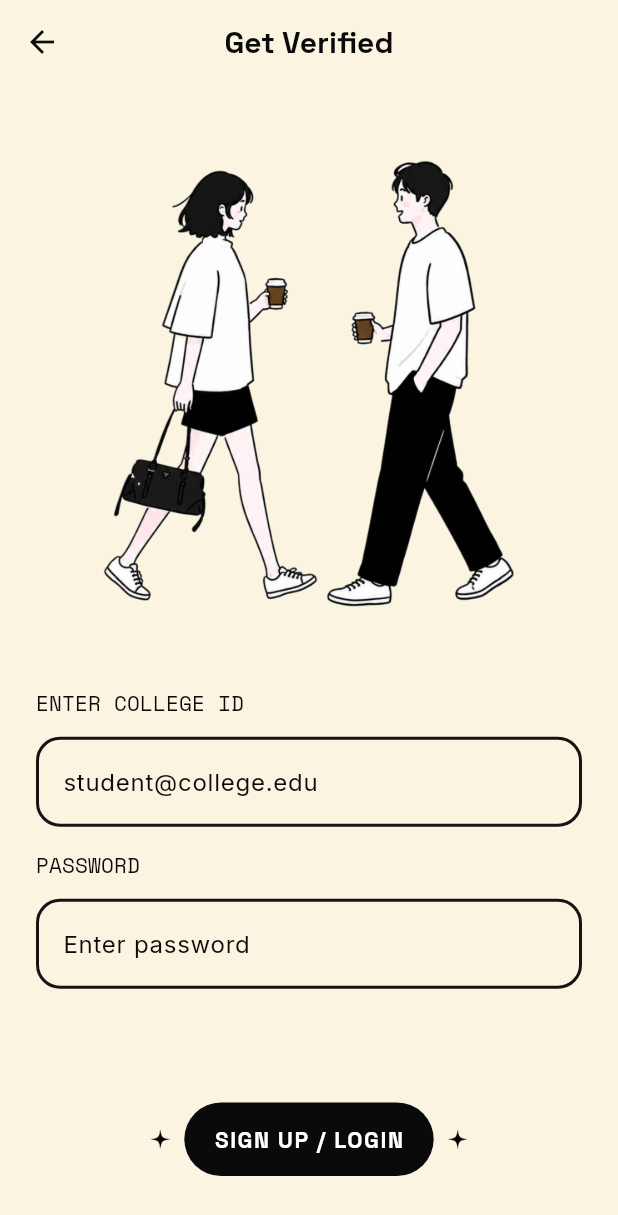
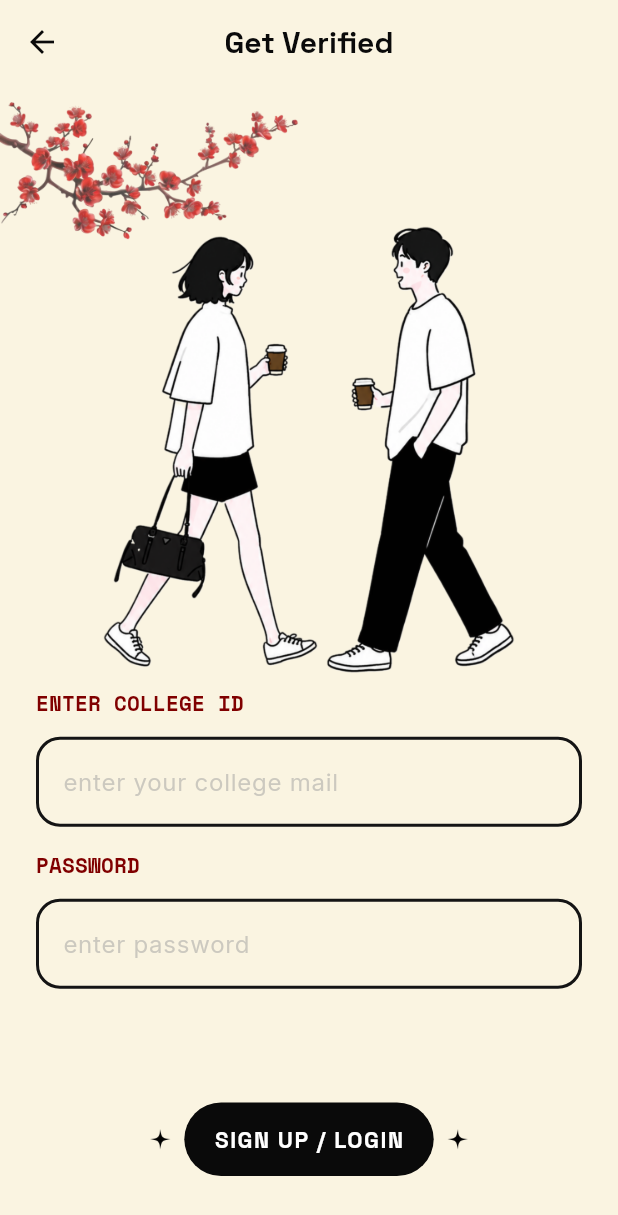
Before and after one commit to aninda8680/FRNDapp, a Flutter app: the screen it shows after launch, after a tap on "BEGIN YOUR STORY", on a phone screen of 412 x 824 dp. Shown: the top 1215 px of the screen. Run offline on Flutter 3.47's test engine with Material 3 defaults, Android fonts, the phone set to English and light mode, and no system bars; our stand-ins replace cached_network_image, connectivity_plus, firebase_core, flutter_animate, flutter_cache_manager, flutter_image_compress and 12 more; missing offline and left inert: encrypt, flutter_displaymode, google_mlkit_selfie_segmentation, razorpay_flutter; accounts and stored records are empty; network calls fail.

Commit message:
feat: implement authentication flow including login, OTP verification, and profile setup screens

```diff
--- a/lib/config/dev_config.dart
+++ b/lib/config/dev_config.dart
@@ -3,6 +3,9 @@ class DevConfig {
   /// When true, auth (login/signup/OTP) will be skipped and automatically redirect to the next screen.
   static const bool bypassAuth = false;
 
+  /// Bypass profile creation validation to allow skipping steps without filling them out.
+  static const bool bypassProfileValidation = false;
+
   /// Set this to a route string (e.g. '/edit_profile') to skip directly to that screen on app start.
   /// Set to null to use standard routing.
   static const String? initialRouteOverride = null;
--- a/lib/screens/auth/login_screen.dart
+++ b/lib/screens/auth/login_screen.dart
@@ -102,13 +102,30 @@ class _LoginScreenState extends State<LoginScreen> {
     final bool isKeyboardVisible = MediaQuery.of(context).viewInsets.bottom > 0;
 
     return Scaffold(
-      appBar: AppBar(title: const Text('Get Verified')),
-      body: SafeArea(
-        child: Stack(
-          children: [
+      extendBodyBehindAppBar: true,
+      appBar: AppBar(
+        title: const Text('Get Verified'),
+        backgroundColor: Colors.transparent,
+        elevation: 0,
+      ),
+      body: Stack(
+        children: [
+            // Top branch illustration
+            Positioned(
+              top: 60,
+              left: 0,
+              child: Opacity(
+                opacity: 0.8,
+                child: Image.asset(
+                  'assets/images/redTreebranch.png',
+                  width: 200,
+                  fit: BoxFit.contain,
+                ),
+              ),
+            ),
             // Background illustration — blurs when keyboard is up
             Positioned(
-              top: 50,
+              top: 150,
               left: 0,
               right: 0,
               child: TweenAnimationBuilder<double>(
@@ -132,8 +149,9 @@ class _LoginScreenState extends State<LoginScreen> {
             ),
 
             // Form content
-            CustomScrollView(
-              slivers: [
+            SafeArea(
+              child: CustomScrollView(
+                slivers: [
                 SliverFillRemaining(
                   hasScrollBody: false,
                   child: Padding(
@@ -147,7 +165,10 @@ class _LoginScreenState extends State<LoginScreen> {
                         // Email field
                         Text(
                           'ENTER COLLEGE ID',
-                          style: Theme.of(context).textTheme.labelLarge,
+                          style: Theme.of(context).textTheme.labelLarge?.copyWith(
+                                color: const Color(0xFF800000),
+                                fontWeight: FontWeight.bold,
+                              ),
                         ),
                         const SizedBox(height: 12),
                         SketchyContainer(
@@ -155,9 +176,12 @@ class _LoginScreenState extends State<LoginScreen> {
                           child: TextField(
                             controller: _emailController,
                             keyboardType: TextInputType.emailAddress,
-                            decoration: const InputDecoration(
+                            decoration: InputDecoration(
                               border: InputBorder.none,
-                              hintText: 'student@college.edu',
+                              hintText: 'enter your college mail',
+                              hintStyle: Theme.of(context).textTheme.bodyLarge?.copyWith(
+                                    color: Colors.grey.withOpacity(0.5),
+                                  ),
                             ),
                             style: Theme.of(context).textTheme.bodyLarge,
                           ),
@@ -167,7 +191,10 @@ class _LoginScreenState extends State<LoginScreen> {
                         // Password field
                         Text(
                           'PASSWORD',
-                          style: Theme.of(context).textTheme.labelLarge,
+                          style: Theme.of(context).textTheme.labelLarge?.copyWith(
+                                color: const Color(0xFF800000),
+                                fontWeight: FontWeight.bold,
+                              ),
                         ),
                         const SizedBox(height: 12),
                         SketchyContainer(
@@ -175,9 +202,12 @@ class _LoginScreenState extends State<LoginScreen> {
                           child: TextField(
                             controller: _passwordController,
                             obscureText: true,
-                            decoration: const InputDecoration(
+                            decoration: InputDecoration(
                               border: InputBorder.none,
-                              hintText: 'Enter password',
+                              hintText: 'enter password',
+                              hintStyle: Theme.of(context).textTheme.bodyLarge?.copyWith(
+                                    color: Colors.grey.withOpacity(0.5),
+                                  ),
                             ),
                             style: Theme.of(context).textTheme.bodyLarge,
                           ),
@@ -230,8 +260,8 @@ class _LoginScreenState extends State<LoginScreen> {
                 ),
               ],
             ),
-          ],
-        ),
+          ),
+        ],
       ),
     );
   }
--- a/lib/services/auth_service.dart
+++ b/lib/services/auth_service.dart
@@ -213,11 +213,6 @@ class AuthService {
 
   /// Updates the user's profile.
   static Future<bool> updateProfile(Map<String, dynamic> data) async {
-    if (DevConfig.bypassAuth) {
-      print('Bypassing API Update. Payload: ${jsonEncode(data)}');
-      return true;
-    }
-
     try {
       final response = await http.put(
         Uri.parse('https://frnd-api-n3hv.onrender.com/api/users/me'),
@@ -258,33 +253,6 @@ class AuthService {
 
   /// Fetches the authenticated user's own full profile.
   static Future<Map<String, dynamic>?> getProfile() async {
-    if (DevConfig.bypassAuth) {
-      return {
-        "profileCompletionPercentage": 75,
-        "name": "Alex",
-        "gender": "male",
-        "age": 20,
-        "school": "Adamas University",
-        "course": "CSE",
-        "bio": "Leveling up in the game of life. Looking for a player 2.",
-        "hobbies": ["Gaming", "Coding"],
-        "interests": [
-          { "segmentId": "gaming_tech", "interestId": "coding", "label": "Coding", "emoji": "💻" },
-          { "segmentId": "sports_fitness", "interestId": "football", "label": "Football", "emoji": "⚽" }
-        ],
-        "prompts": [
-          {
-            "promptId": "q01",
-            "sectionId": "questions",
-            "question": "What's a random skill you're weirdly proud of?",
-            "answer": "Solving a Rubik's cube in 30 seconds"
-          }
-        ],
-        "lookingFor": "dating",
-        "pictures": [{"url": "https://dummyimage.com/600x800"}],
-      };
-    }
-
     try {
       final response = await http.get(
         Uri.parse('https://frnd-api-n3hv.onrender.com/api/users/me'),
@@ -328,13 +296,6 @@ class AuthService {
 
   /// Uploads a picture to the backend and returns the picture object { url, fileId }
   static Future<Map<String, dynamic>?> uploadPicture(List<int> imageBytes, String filename) async {
-    if (DevConfig.bypassAuth) {
-      return {
-        "url": "https://dummyimage.com/600x800",
-        "fileId": "dummy_${DateTime.now().millisecondsSinceEpoch}"
-      };
-    }
-
     try {
       final request = http.MultipartRequest(
         'POST',
```
Also changed, not shown: lib/screens/auth/otp_verification_screen.dart (+8 -2 lines), lib/screens/home/discover_feed_screen.dart (+2 -6 lines), lib/screens/setup/profile_setup_screen.dart (+14 -8 lines), lib/services/onboarding_service.dart (+0 -34 lines), assets/images/redTreebranch.png (added), 1 other file.
